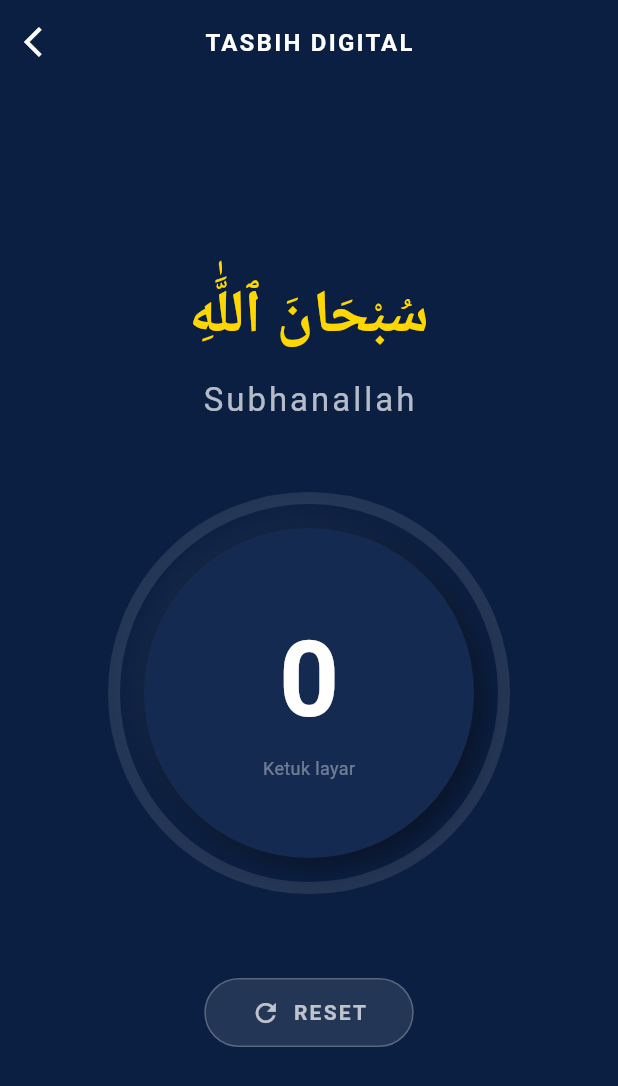
After one commit to SainzLab/Kompas-Kiblat, a Flutter app: the TasbihPage screen opened directly, on a phone screen of 412 x 824 dp. The commit adds this screen. Shown: the top 1086 px of the screen. Run offline on Flutter 3.47's test engine with Material 3 defaults, Android fonts, the phone set to English and light mode, and no system bars; our stand-ins replace flutter_compass, geocoding, geolocator, hijri, permission_handler.

Commit message:
updt tasbih & penyesuaian UI

```diff
--- /dev/null
+++ b/lib/tasbih_page.dart
@@ -0,0 +1,197 @@
+import 'package:flutter/material.dart';
+import 'package:flutter/services.dart';
+
+class TasbihPage extends StatefulWidget {
+  const TasbihPage({super.key});
+
+  @override
+  State<TasbihPage> createState() => _TasbihPageState();
+}
+
+class _TasbihPageState extends State<TasbihPage> {
+  int _counter = 0;
+  final int _target = 33;
+
+  void _incrementCounter() {
+    HapticFeedback.lightImpact();
+
+    setState(() {
+      _counter++;
+      if (_counter % _target == 0 && _counter > 0) {
+        HapticFeedback.vibrate();
+      }
+    });
+  }
+
+  void _resetCounter() {
+    HapticFeedback.heavyImpact();
+    setState(() {
+      _counter = 0;
+    });
+  }
+
+  String _getDzikirText() {
+    int cycle = (_counter ~/ 33) % 3;
+    if (cycle == 0) return "Subhanallah";
+    if (cycle == 1) return "Alhamdulillah";
+    return "Allahu Akbar";
+  }
+
+  String _getArabicText() {
+    int cycle = (_counter ~/ 33) % 3;
+    if (cycle == 0) return "سُبْحَانَ ٱللَّٰهِ";
+    if (cycle == 1) return "ٱلْحَمْدُ لِلَّٰهِ";
+    return "ٱللَّٰهُ أَكْبَرُ";
+  }
+
+  @override
+  Widget build(BuildContext context) {
+    double progress = (_counter % _target) / _target;
+
+    if (_counter > 0 && _counter % _target == 0) progress = 1.0;
+
+    return Scaffold(
+      backgroundColor: const Color(0xFF0B1F42),
+      appBar: AppBar(
+        backgroundColor: Colors.transparent,
+        elevation: 0,
+        leading: IconButton(
+          icon: const Icon(Icons.arrow_back_ios, color: Colors.white),
+          onPressed: () => Navigator.pop(context),
+        ),
+        title: const Text(
+          'TASBIH DIGITAL',
+          style: TextStyle(
+            color: Colors.white,
+            fontWeight: FontWeight.bold,
+            letterSpacing: 1.5,
+            fontSize: 16,
+          ),
+        ),
+        centerTitle: true,
+      ),
+
+      body: GestureDetector(
+        behavior: HitTestBehavior.opaque,
+        onTap: _incrementCounter,
+        child: SafeArea(
+          child: Column(
+            mainAxisAlignment: MainAxisAlignment.center,
+            children: [
+              Text(
+                _getArabicText(),
+                style: const TextStyle(
+                  color: Color(0xFFFFD700),
+                  fontSize: 40,
+                  fontWeight: FontWeight.bold,
+                ),
+              ),
+              const SizedBox(height: 10),
+
+              Text(
+                _getDzikirText(),
+                style: const TextStyle(
+                  color: Colors.white70,
+                  fontSize: 22,
+                  letterSpacing: 2,
+                ),
+              ),
+              const SizedBox(height: 50),
+
+              Center(
+                child: Stack(
+                  alignment: Alignment.center,
+                  children: [
+                    SizedBox(
+                      width: 260,
+                      height: 260,
+                      child: CircularProgressIndicator(
+                        value: progress,
+                        strokeWidth: 8,
+                        backgroundColor: Colors.white10,
+                        color: const Color(0xFFFFD700),
+                      ),
+                    ),
+
+                    Container(
+                      width: 220,
+                      height: 220,
+                      decoration: BoxDecoration(
+                        shape: BoxShape.circle,
+                        color: const Color(0xFF152A50),
+                        boxShadow: [
+                          BoxShadow(
+                            color: Colors.black.withOpacity(0.5),
+                            blurRadius: 15,
+                            offset: const Offset(5, 5),
+                          ),
+                          BoxShadow(
+                            color: Colors.white.withOpacity(0.05),
+                            blurRadius: 15,
+                            offset: const Offset(-5, -5),
+                          ),
+                        ],
+                      ),
+                      child: Center(
+                        child: Column(
+                          mainAxisSize: MainAxisSize.min,
+                          children: [
+                            Text(
+                              '$_counter',
+                              style: const TextStyle(
+                                color: Colors.white,
+                                fontSize: 70,
+                                fontWeight: FontWeight.bold,
+                              ),
+                            ),
+                            const Text(
+                              'Ketuk layar',
+                              style: TextStyle(
+                                color: Colors.white38,
+                                fontSize: 12,
+                              ),
+                            ),
+                          ],
+                        ),
+                      ),
+                    ),
+                  ],
+                ),
+              ),
+
+              const SizedBox(height: 60),
+
+              InkWell(
+                onTap: _resetCounter,
+                borderRadius: BorderRadius.circular(30),
+                child: Container(
+                  padding: const EdgeInsets.symmetric(horizontal: 30, vertical: 12),
+                  decoration: BoxDecoration(
+                    color: Colors.white.withOpacity(0.1),
+                    borderRadius: BorderRadius.circular(30),
+                    border: Border.all(color: Colors.white24),
+                  ),
+                  child: const Row(
+                    mainAxisSize: MainAxisSize.min,
+                    children: [
+                      Icon(Icons.refresh, color: Colors.white70, size: 20),
+                      SizedBox(width: 8),
+                      Text(
+                        'RESET',
+                        style: TextStyle(
+                          color: Colors.white70,
+                          fontWeight: FontWeight.bold,
+                          letterSpacing: 1.5,
+                        ),
+                      ),
+                    ],
+                  ),
+                ),
+              ),
+            ],
+          ),
+        ),
+      ),
+    );
+  }
+}
--- a/pubspec.yaml
+++ b/pubspec.yaml
@@ -40,6 +40,7 @@ dependencies:
   vector_math: ^2.1.4
   hijri: ^3.0.0
   intl: ^0.19.0
+  geocoding: ^4.0.0
 
 dev_dependencies:
   flutter_test:
```
Also changed, not shown: lib/kalender_page.dart (+10 -18 lines), lib/main.dart (+122 -36 lines), pubspec.lock.
